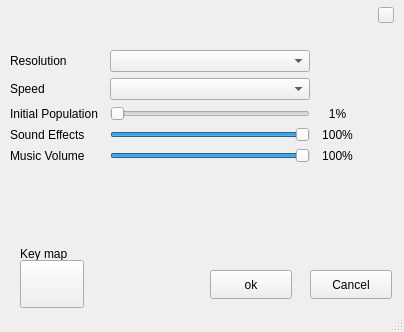
rubenspgcavalcante/pygameoflife, file resources/qt/launcher.ui: the form before one commit.
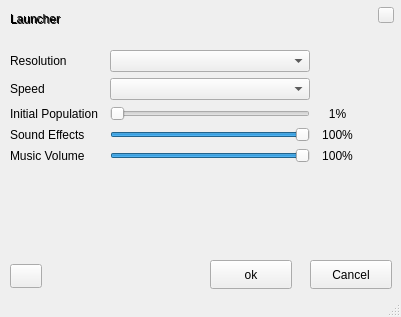
The form after the commit.

Diff of the .ui file:
```diff
--- a/resources/qt/launcher.ui
+++ b/resources/qt/launcher.ui
@@ -6,8 +6,8 @@
    <rect>
     <x>0</x>
     <y>0</y>
-    <width>404</width>
-    <height>332</height>
+    <width>401</width>
+    <height>317</height>
    </rect>
   </property>
   <property name="sizePolicy">
@@ -36,7 +36,7 @@
     <property name="geometry">
      <rect>
       <x>210</x>
-      <y>270</y>
+      <y>260</y>
       <width>82</width>
       <height>29</height>
      </rect>
@@ -55,7 +55,7 @@
     <property name="geometry">
      <rect>
       <x>310</x>
-      <y>270</y>
+      <y>260</y>
       <width>82</width>
       <height>29</height>
      </rect>
@@ -319,26 +319,13 @@
      </item>
     </layout>
    </widget>
-   <widget class="QLabel" name="label_3">
-    <property name="geometry">
-     <rect>
-      <x>20</x>
-      <y>240</y>
-      <width>61</width>
-      <height>27</height>
-     </rect>
-    </property>
-    <property name="text">
-     <string>Key map</string>
-    </property>
-   </widget>
    <widget class="QPushButton" name="keyMap">
     <property name="geometry">
      <rect>
-      <x>20</x>
-      <y>260</y>
-      <width>64</width>
-      <height>48</height>
+      <x>10</x>
+      <y>264</y>
+      <width>32</width>
+      <height>24</height>
      </rect>
     </property>
     <property name="text">
@@ -350,7 +337,7 @@
      <rect>
       <x>0</x>
       <y>0</y>
-      <width>411</width>
+      <width>401</width>
       <height>31</height>
      </rect>
     </property>
@@ -373,6 +360,32 @@
       <string/>
      </property>
     </widget>
+    <widget class="QLabel" name="windowTitleShadown">
+     <property name="geometry">
+      <rect>
+       <x>11</x>
+       <y>11</y>
+       <width>111</width>
+       <height>17</height>
+      </rect>
+     </property>
+     <property name="text">
+      <string>Launcher</string>
+     </property>
+    </widget>
+   </widget>
+   <widget class="QLabel" name="windowTitle">
+    <property name="geometry">
+     <rect>
+      <x>10</x>
+      <y>10</y>
+      <width>111</width>
+      <height>17</height>
+     </rect>
+    </property>
+    <property name="text">
+     <string>Launcher</string>
+    </property>
    </widget>
   </widget>
   <widget class="QStatusBar" name="statusbar"/>
```
